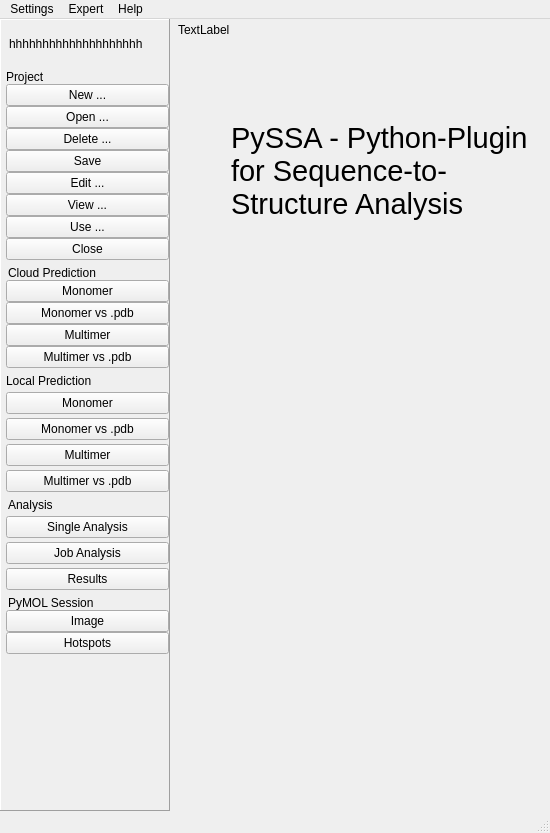
First picture: the form in pyssa/gui/ui/forms/mainWindow_alt.ui, repository urban233/PySSA, before the edit.
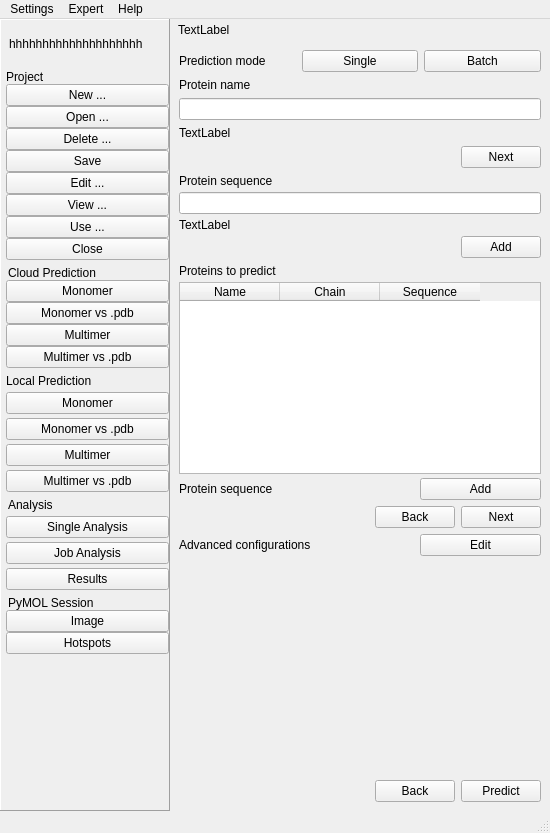
Second picture: the form after the edit. The open tabs and pages were chosen to show the change. Icons and pictures are not drawn.

Commit message: designed local multimer prediction page

Patch:
```diff
--- a/pyssa/gui/ui/forms/mainWindow_alt.ui
+++ b/pyssa/gui/ui/forms/mainWindow_alt.ui
@@ -3461,6 +3461,290 @@
               </item>
              </layout>
             </widget>
+            <widget class="QWidget" name="page_2">
+             <layout class="QVBoxLayout" name="verticalLayout_78">
+              <item>
+               <layout class="QHBoxLayout" name="horizontalLayout_48">
+                <item>
+                 <widget class="QLabel" name="lbl_local_pred_prediction_mode">
+                  <property name="text">
+                   <string>Prediction mode</string>
+                  </property>
+                 </widget>
+                </item>
+                <item>
+                 <widget class="QPushButton" name="btn_local_pred_multi_single">
+                  <property name="text">
+                   <string>Single</string>
+                  </property>
+                 </widget>
+                </item>
+                <item>
+                 <widget class="QPushButton" name="btn_local_pred_multi_batch">
+                  <property name="text">
+                   <string>Batch</string>
+                  </property>
+                 </widget>
+                </item>
+               </layout>
+              </item>
+              <item>
+               <layout class="QVBoxLayout" name="verticalLayout_75">
+                <item>
+                 <widget class="QLabel" name="lbl_local_pred_multi_protein_name">
+                  <property name="text">
+                   <string>Protein name</string>
+                  </property>
+                 </widget>
+                </item>
+                <item>
+                 <widget class="QLineEdit" name="txt_local_pred_multi_protein_name"/>
+                </item>
+                <item>
+                 <widget class="QLabel" name="lbl_local_pred_multi_status_protein_name">
+                  <property name="text">
+                   <string>TextLabel</string>
+                  </property>
+                 </widget>
+                </item>
+               </layout>
+              </item>
+              <item>
+               <layout class="QHBoxLayout" name="horizontalLayout_47">
+                <item>
+                 <spacer name="horizontalSpacer_35">
+                  <property name="orientation">
+                   <enum>Qt::Horizontal</enum>
+                  </property>
+                  <property name="sizeHint" stdset="0">
+                   <size>
+                    <width>40</width>
+                    <height>20</height>
+                   </size>
+                  </property>
+                 </spacer>
+                </item>
+                <item>
+                 <widget class="QPushButton" name="btn_local_pred_multi_next">
+                  <property name="text">
+                   <string>Next</string>
+                  </property>
+                 </widget>
+                </item>
+               </layout>
+              </item>
+              <item>
+               <layout class="QVBoxLayout" name="verticalLayout_76">
+                <property name="spacing">
+                 <number>4</number>
+                </property>
+                <item>
+                 <widget class="QLabel" name="lbl_local_pred_multi_prot_seq_single">
+                  <property name="text">
+                   <string>Protein sequence</string>
+                  </property>
+                 </widget>
+                </item>
+                <item>
+                 <widget class="QLineEdit" name="txt_local_pred_multi_prot_seq"/>
+                </item>
+                <item>
+                 <widget class="QLabel" name="lbl_local_pred_multi_status_prot_seq">
+                  <property name="text">
+                   <string>TextLabel</string>
+                  </property>
+                 </widget>
+                </item>
+                <item>
+                 <layout class="QHBoxLayout" name="horizontalLayout_53">
+                  <item>
+                   <spacer name="horizontalSpacer_36">
+                    <property name="orientation">
+                     <enum>Qt::Horizontal</enum>
+                    </property>
+                    <property name="sizeHint" stdset="0">
+                     <size>
+                      <width>40</width>
+                      <height>20</height>
+                     </size>
+                    </property>
+                   </spacer>
+                  </item>
+                  <item>
+                   <widget class="QPushButton" name="btn_local_pred_multi_add_seq_single">
+                    <property name="text">
+                     <string>Add</string>
+                    </property>
+                   </widget>
+                  </item>
+                 </layout>
+                </item>
+               </layout>
+              </item>
+              <item>
+               <layout class="QVBoxLayout" name="verticalLayout_77">
+                <property name="spacing">
+                 <number>4</number>
+                </property>
+                <item>
+                 <widget class="QLabel" name="lbl_local_pred_multi_prot_overview">
+                  <property name="text">
+                   <string>Proteins to predict</string>
+                  </property>
+                 </widget>
+                </item>
+                <item>
+                 <widget class="QTableWidget" name="table_local_pred_multi_prot_overview">
+                  <property name="sizePolicy">
+                   <sizepolicy hsizetype="Expanding" vsizetype="MinimumExpanding">
+                    <horstretch>0</horstretch>
+                    <verstretch>0</verstretch>
+                   </sizepolicy>
+                  </property>
+                  <column>
+                   <property name="text">
+                    <string>Name</string>
+                   </property>
+                  </column>
+                  <column>
+                   <property name="text">
+                    <string>Chain</string>
+                   </property>
+                  </column>
+                  <column>
+                   <property name="text">
+                    <string>Sequence</string>
+                   </property>
+                  </column>
+                 </widget>
+                </item>
+                <item>
+                 <layout class="QHBoxLayout" name="horizontalLayout_52">
+                  <item>
+                   <widget class="QLabel" name="lbl_local_pred_multi_prot_seq_batch">
+                    <property name="text">
+                     <string>Protein sequence</string>
+                    </property>
+                   </widget>
+                  </item>
+                  <item>
+                   <widget class="QPushButton" name="btn_local_pred_multi_add_seq_batch">
+                    <property name="maximumSize">
+                     <size>
+                      <width>121</width>
+                      <height>16777215</height>
+                     </size>
+                    </property>
+                    <property name="text">
+                     <string>Add</string>
+                    </property>
+                   </widget>
+                  </item>
+                 </layout>
+                </item>
+               </layout>
+              </item>
+              <item>
+               <layout class="QHBoxLayout" name="horizontalLayout_49">
+                <item>
+                 <spacer name="horizontalSpacer_38">
+                  <property name="orientation">
+                   <enum>Qt::Horizontal</enum>
+                  </property>
+                  <property name="sizeHint" stdset="0">
+                   <size>
+                    <width>40</width>
+                    <height>20</height>
+                   </size>
+                  </property>
+                 </spacer>
+                </item>
+                <item>
+                 <widget class="QPushButton" name="btn_local_pred_multi_back">
+                  <property name="text">
+                   <string>Back</string>
+                  </property>
+                 </widget>
+                </item>
+                <item>
+                 <widget class="QPushButton" name="btn_local_pred_multi_next_2">
+                  <property name="text">
+                   <string>Next</string>
+                  </property>
+                 </widget>
+                </item>
+               </layout>
+              </item>
+              <item>
+               <layout class="QHBoxLayout" name="horizontalLayout_50">
+                <item>
+                 <widget class="QLabel" name="lbl_local_pred_multi_advanced_config">
+                  <property name="text">
+                   <string>Advanced configurations</string>
+                  </property>
+                 </widget>
+                </item>
+                <item>
+                 <widget class="QPushButton" name="btn_local_pred_multi_advanced_config">
+                  <property name="maximumSize">
+                   <size>
+                    <width>121</width>
+                    <height>16777215</height>
+                   </size>
+                  </property>
+                  <property name="text">
+                   <string>Edit</string>
+                  </property>
+                 </widget>
+                </item>
+               </layout>
+              </item>
+              <item>
+               <spacer name="verticalSpacer_8">
+                <property name="orientation">
+                 <enum>Qt::Vertical</enum>
+                </property>
+                <property name="sizeHint" stdset="0">
+                 <size>
+                  <width>20</width>
+                  <height>40</height>
+                 </size>
+                </property>
+               </spacer>
+              </item>
+              <item>
+               <layout class="QHBoxLayout" name="horizontalLayout_51">
+                <item>
+                 <spacer name="horizontalSpacer_37">
+                  <property name="orientation">
+                   <enum>Qt::Horizontal</enum>
+                  </property>
+                  <property name="sizeHint" stdset="0">
+                   <size>
+                    <width>40</width>
+                    <height>20</height>
+                   </size>
+                  </property>
+                 </spacer>
+                </item>
+                <item>
+                 <widget class="QPushButton" name="btn_local_pred_multi_back_2">
+                  <property name="text">
+                   <string>Back</string>
+                  </property>
+                 </widget>
+                </item>
+                <item>
+                 <widget class="QPushButton" name="btn_local_pred_multi_predict">
+                  <property name="text">
+                   <string>Predict</string>
+                  </property>
+                 </widget>
+                </item>
+               </layout>
+              </item>
+             </layout>
+            </widget>
            </widget>
           </item>
          </layout>
```
The commit also changes 2 other files.
